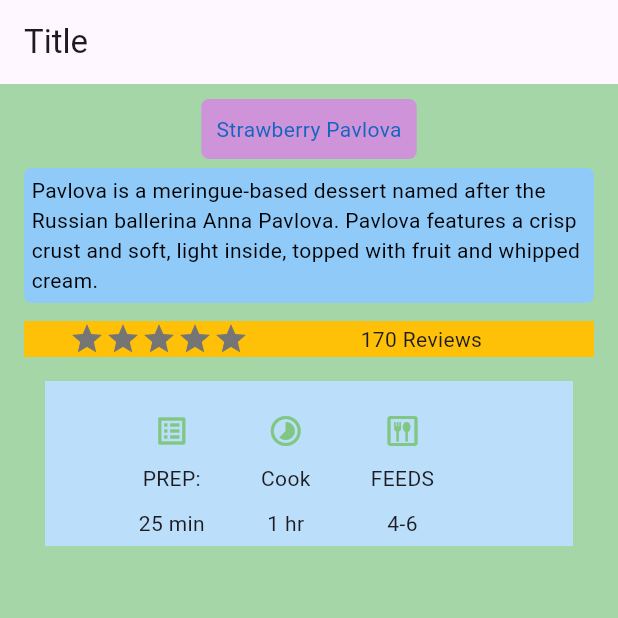
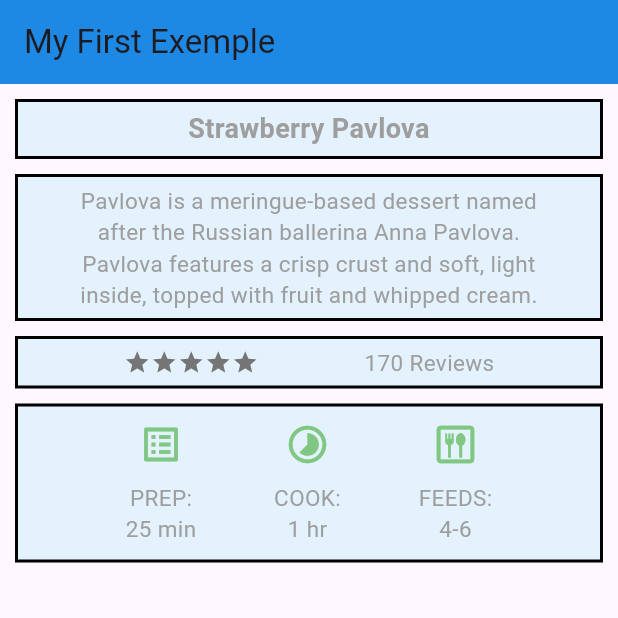
Before and after one commit to Abdelali-ghs/Flutter-Project, a Flutter app: the screen it shows after launch, on a phone screen of 412 x 824 dp, the top half of it. Run offline on Flutter 3.47's test engine with Material 3 defaults, Android fonts, the phone set to English and light mode, and no system bars.

Commit message:
Exemple Part 1 Final

```diff
--- a/lib/main.dart
+++ b/lib/main.dart
@@ -2,9 +2,11 @@ import 'package:flutter/material.dart';
 
 void main() {
   runApp(MyApp());
+
 }
 
 class MyApp extends StatelessWidget {
+
 
   MyApp({super.key});
 
@@ -25,12 +27,14 @@ class MyApp extends StatelessWidget {
 
   @override
   Widget build(BuildContext context) {
-
     return MaterialApp(
+      debugShowCheckedModeBanner: false,
       home: Scaffold(
         appBar: AppBar(
-          title: Text("Title"),
+          title: Text("My First Exemple"),
+          backgroundColor: Colors.blue[600],
         ),
+
         // body: Container(
         //   // decoration: BoxDecoration(
         //   //   color: Colors.blue.shade200,
@@ -73,6 +77,7 @@ class MyApp extends StatelessWidget {
         // )
 
         body:
+
         // Container(
         //   margin: EdgeInsets.all(20),
         //   color: Colors.yellow.shade100,
@@ -287,98 +292,175 @@ class MyApp extends StatelessWidget {
       //   ],
       // )
 
+      // Container(
+      //   color: Colors.green[200],
+      //   padding: EdgeInsets.all(10),
+      //   child: Column(
+      //     children: [
+      //       Container(
+      //         padding: EdgeInsets.all(10),
+      //         decoration: BoxDecoration(color: Colors.purple[200], borderRadius: BorderRadius.circular(5),),
+      //         child:Text("Strawberry Pavlova", style: TextStyle(color: Colors.blue[800]),),
+      //       ),
+      //       Container(
+      //         margin: EdgeInsets.all(6),
+      //         padding: EdgeInsets.all(5),
+      //         decoration: BoxDecoration(color: Colors.blue[200], borderRadius: BorderRadius.circular(5),),
+      //         child: Text("Pavlova is a meringue-based dessert named after the Russian ballerina Anna Pavlova. Pavlova features a crisp crust and soft, light inside, topped with fruit and whipped cream.",style: TextStyle(color: Colors.black,),)
+      //       ),
+      //       Container(
+      //         margin: EdgeInsets.all(6),
+      //         padding: EdgeInsets.only(left: 30),
+      //         decoration: BoxDecoration(color: Colors.amber),
+      //         child: Row(
+      //           children: [
+      //             Icon(Icons.star, color: Colors.grey[600],),
+      //             Icon(Icons.star, color: Colors.grey[600],),
+      //             Icon(Icons.star, color: Colors.grey[600],),
+      //             Icon(Icons.star, color: Colors.grey[600],),
+      //             Icon(Icons.star, color: Colors.grey[600],),
+      //             Text("                    170 Reviews",),
+      //           ],
+      //         ),
+      //       ),
+
+      //       Container(
+
+      //         decoration: BoxDecoration(color: Colors.blue[100]),
+      //         margin: EdgeInsets.only(top: 10,left:20, right: 20),
+      //         padding: EdgeInsets.only(top:10, left:40),
+      //         child: Row(
+
+
+      //           children: [
+
+      //             Container(
+      //               margin: EdgeInsets.only(top:6, left: 10),
+      //               padding: EdgeInsets.all(5),
+      //               child: Column(
+      //                 children: [
+      //                   Icon(Icons.list_alt_outlined, color: Colors.green[300],),
+      //                   Column( children: [
+      //                   Container(margin: EdgeInsets.all(10), child: Text("PREP:"),),
+      //                   Container(child: Text("25 min"),)
+      //                   ],
+      //                   )
+      //                 ],
+      //               ),
+      //             ),
+      //             Container(
+      //               margin: EdgeInsets.only(top:6, left: 10),
+      //               padding: EdgeInsets.all(5),
+      //               child: Column(
+      //                 children: [
+      //                   Icon(Icons.timelapse_sharp, color: Colors.green[300],),
+      //                   Column( children: [
+      //                   Container(margin: EdgeInsets.all(10), child: Text("Cook"),),
+      //                   Container(child: Text("1 hr"),)
+      //                   ],
+      //                   )
+      //                 ],
+      //               ),
+      //             ),
+      //             Container(
+      //               margin: EdgeInsets.only(top:6, left:10),
+      //               padding: EdgeInsets.all(5),
+      //               child: Column(
+      //                 children: [
+      //                   Icon(Icons.dining_outlined, color: Colors.green[300],),
+      //                   Column( children: [
+      //                   Container(margin: EdgeInsets.all(10), child: Text("FEEDS"),),
+      //                   Container(child: Text("4-6"),)
+      //                   ],
+      //                   )
+      //                 ],
+      //               ),
+      //             )
+
+      //           ],
+      //         ),
+      //       )
+      //     ],
+      //   ),
+      // )
       Container(
-        color: Colors.green[200],
         padding: EdgeInsets.all(10),
         child: Column(
           children: [
             Container(
-              padding: EdgeInsets.all(10),
-              decoration: BoxDecoration(color: Colors.purple[200], borderRadius: BorderRadius.circular(5),),
-              child:Text("Strawberry Pavlova", style: TextStyle(color: Colors.blue[800]),),
+              padding: EdgeInsets.all(5),
+              width: double.infinity,
+              decoration: BoxDecoration( color: Colors.blue[50], border: Border.all(color: Colors.black, width: 2) ),
+              child: Text("Strawberry Pavlova",textAlign: TextAlign.center ,style: TextStyle(color:Colors.grey[500],fontSize: 18, fontWeight: FontWeight.w600),) ),
+            Container(
+              margin: EdgeInsets.only(top:10),
+              padding: EdgeInsets.symmetric(horizontal: 30, vertical: 5),
+              width: double.infinity,
+              decoration: BoxDecoration( color: Colors.blue[50], border: Border.all(color: Colors.black, width: 2) ),
+              child: Text("Pavlova is a meringue-based dessert named after the Russian ballerina Anna Pavlova. Pavlova features a crisp crust and soft, light inside, topped with fruit and whipped cream.",textAlign: TextAlign.center ,style: TextStyle(color:Colors.grey[500],fontSize: 15, fontWeight: FontWeight.w400),) ),
+            Container(
+              decoration: BoxDecoration( color: Colors.blue[50], border: Border.all(color: Colors.black, width: 2) ),
+              margin: EdgeInsets.only(top:10),
+              padding: EdgeInsets.symmetric(vertical: 5),
+              // padding: EdgeInsets.symmetric(horizontal: 60, vertical: 5),
+              width: double.infinity,
+              child: Row(
+                mainAxisAlignment: MainAxisAlignment.spaceEvenly,
+                children: [
+                  Row(
+                    children: [
+                      Icon(Icons.star, color: Colors.grey[600],size: 18,),
+                      Icon(Icons.star, color: Colors.grey[600],size: 18,),
+                      Icon(Icons.star, color: Colors.grey[600],size: 18,),
+                      Icon(Icons.star, color: Colors.grey[600],size: 18,),
+                      Icon(Icons.star, color: Colors.grey[600],size: 18,),
+                    ]
                   ),
-            Container(
-              margin: EdgeInsets.all(6),
-              padding: EdgeInsets.all(5),
-              decoration: BoxDecoration(color: Colors.blue[200], borderRadius: BorderRadius.circular(5),),
-              child: Text("Pavlova is a meringue-based dessert named after the Russian ballerina Anna Pavlova. Pavlova features a crisp crust and soft, light inside, topped with fruit and whipped cream.",style: TextStyle(color: Colors.black,),)
-            ),
-            Container(
-              margin: EdgeInsets.all(6),
-              padding: EdgeInsets.only(left: 30),
-              decoration: BoxDecoration(color: Colors.amber),
-              child: Row(
-                children: [
-                  Icon(Icons.star, color: Colors.grey[600],),
-                  Icon(Icons.star, color: Colors.grey[600],),
-                  Icon(Icons.star, color: Colors.grey[600],),
-                  Icon(Icons.star, color: Colors.grey[600],),
-                  Icon(Icons.star, color: Colors.grey[600],),
-                  Text("                    170 Reviews",),
+                  Text("170 Reviews", style: TextStyle(color:Colors.grey[500],fontSize: 15, fontWeight: FontWeight.w400),)
                 ],
-              ),
-            ),
 
-            Container(
-
-              decoration: BoxDecoration(color: Colors.blue[100]),
-              margin: EdgeInsets.only(top: 10,left:20, right: 20),
-              padding: EdgeInsets.only(top:10, left:40),
-              child: Row(
-
-
-                children: [
-
-                  Container(
-                    margin: EdgeInsets.only(top:6, left: 10),
-                    padding: EdgeInsets.all(5),
-                    child: Column(
-                      children: [
-                        Icon(Icons.list_alt_outlined, color: Colors.green[300],),
-                        Column( children: [
-                        Container(margin: EdgeInsets.all(10), child: Text("PREP:"),),
-                        Container(child: Text("25 min"),)
-                        ],
-                        )
-                      ],
               ),
             ),
             Container(
-                    margin: EdgeInsets.only(top:6, left: 10),
-                    padding: EdgeInsets.all(5),
-                    child: Column(
+            margin: EdgeInsets.only(top:10),
+            padding: EdgeInsets.symmetric(horizontal: 20, vertical: 10),
+            decoration: BoxDecoration( color: Colors.blue[50], border: Border.all(color: Colors.black, width: 2) ),
+              child: Row(
+                mainAxisAlignment: MainAxisAlignment.spaceEvenly,
                 children: [
-                        Icon(Icons.timelapse_sharp, color: Colors.green[300],),
-                        Column( children: [
-                        Container(margin: EdgeInsets.all(10), child: Text("Cook"),),
-                        Container(child: Text("1 hr"),)
-                        ],
-                        )
+                  Column(
+                    children: [
+                      Icon(Icons.list_alt_outlined, color: Colors.green[300],size: 30,),
+                      Container(margin: EdgeInsets.only(top:10), child: Text("PREP:", style: TextStyle(color:Colors.grey[500],fontSize: 15, fontWeight: FontWeight.w400),),),
+                      Container(child: Text("25 min", style: TextStyle(color:Colors.grey[500],fontSize: 15, fontWeight: FontWeight.w400),),)
                     ],
                   ),
+                  Column(
+                    children: [
+                      Icon(Icons.timelapse_sharp, color: Colors.green[300],size: 30,),
+                      Container(margin: EdgeInsets.only(top:10), child: Text("COOK:", style: TextStyle(color:Colors.grey[500],fontSize: 15, fontWeight: FontWeight.w400),),),
+                      Container(child: Text("1 hr", style: TextStyle(color:Colors.grey[500],fontSize: 15, fontWeight: FontWeight.w400),),)
+                    ],
                   ),
-                  Container(
-                    margin: EdgeInsets.only(top:6, left:10),
-                    padding: EdgeInsets.all(5),
-                    child: Column(
+                  Column(
                     children: [
-                        Icon(Icons.dining_outlined, color: Colors.green[300],),
-                        Column( children: [
-                        Container(margin: EdgeInsets.all(10), child: Text("FEEDS"),),
-                        Container(child: Text("4-6"),)
+                      Icon(Icons.dining_outlined, color: Colors.green[300],size: 30,),
+                      Container(margin: EdgeInsets.only(top:10), child: Text("FEEDS:", style: TextStyle(color:Colors.grey[500],fontSize: 15, fontWeight: FontWeight.w400),),),
+                      Container(child: Text("4-6", style: TextStyle(color:Colors.grey[500],fontSize: 15, fontWeight: FontWeight.w400),),)
+
+
                 ],
-                        )
+
+              ),
+
           ],
         ),
       )
 
-                ],
-              ),
+
+          ]
       )
-          ],
-        ),
       )
-
       )
 
 
```
Lines whose indentation alone changed are shown as unchanged.
